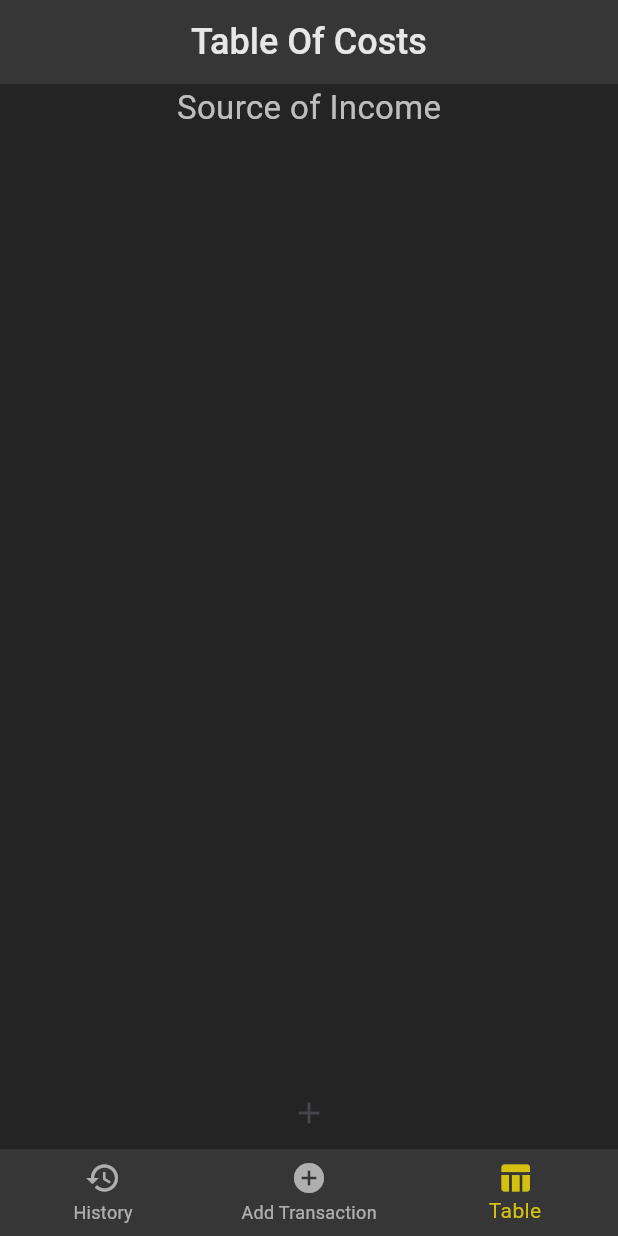
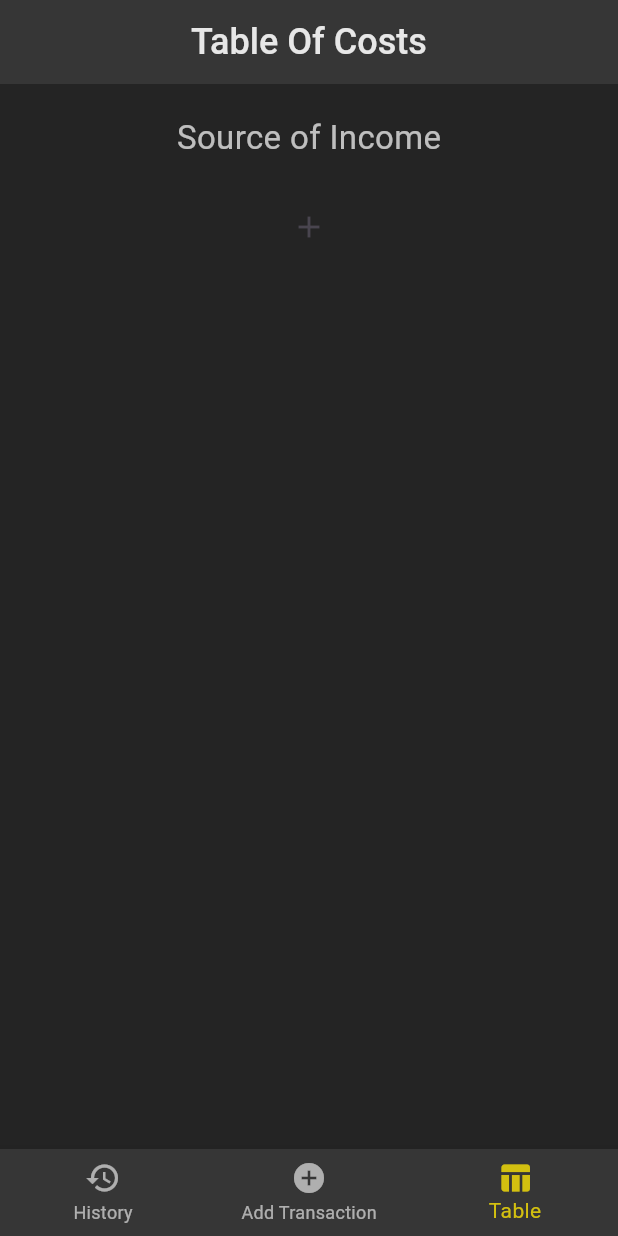
Before and after one commit to ana-znv/financial_accounting, a Flutter app: the screen it shows after launch, item 3 of the bottom bar chosen, on a phone screen of 412 x 824 dp. Run offline on Flutter 3.47's test engine with Material 3 defaults, Android fonts, the light colour scheme and no system bars.

Commit message:
icon button now is no longer at the bottom

```diff
--- a/lib/widgets/table_of_costs.dart
+++ b/lib/widgets/table_of_costs.dart
@@ -74,11 +74,18 @@ class _TableOfCostsState extends State<TableOfCosts> {
       ),
       body: Column(
         children: [
+          SizedBox(height: 20),
           Text('Source of Income'),
-          Expanded(
+          ConstrainedBox(
+            constraints: BoxConstraints(
+              minHeight: 20,
+            ),
+            child: Expanded(
               child: ListView.builder(
                 padding: const EdgeInsets.symmetric(vertical: 8, horizontal: 32),
                 itemCount: widgetList.length,
+                shrinkWrap: true,
+                physics: NeverScrollableScrollPhysics(),
                 itemBuilder: (BuildContext context, int index) {
                   return Row(
                     children: [
@@ -88,7 +95,9 @@ class _TableOfCostsState extends State<TableOfCosts> {
                           child: SizedBox(height: 50, child: widgetList[index]),
                         ),
                       ),
-                    IconButton(
+                      Padding(
+                        padding: const EdgeInsets.only(top: 10),
+                        child: IconButton(
                           onPressed: () {
                             setState(() {
                               widgetList.removeAt(index);
@@ -96,9 +105,11 @@ class _TableOfCostsState extends State<TableOfCosts> {
                           },
                           icon: Icon(Icons.delete),
                         ),
+                      ),
                     ],
                   );
                 },
+              ),
             ),
           ),
           IconButton(
```
Lines whose indentation alone changed are shown as unchanged.
